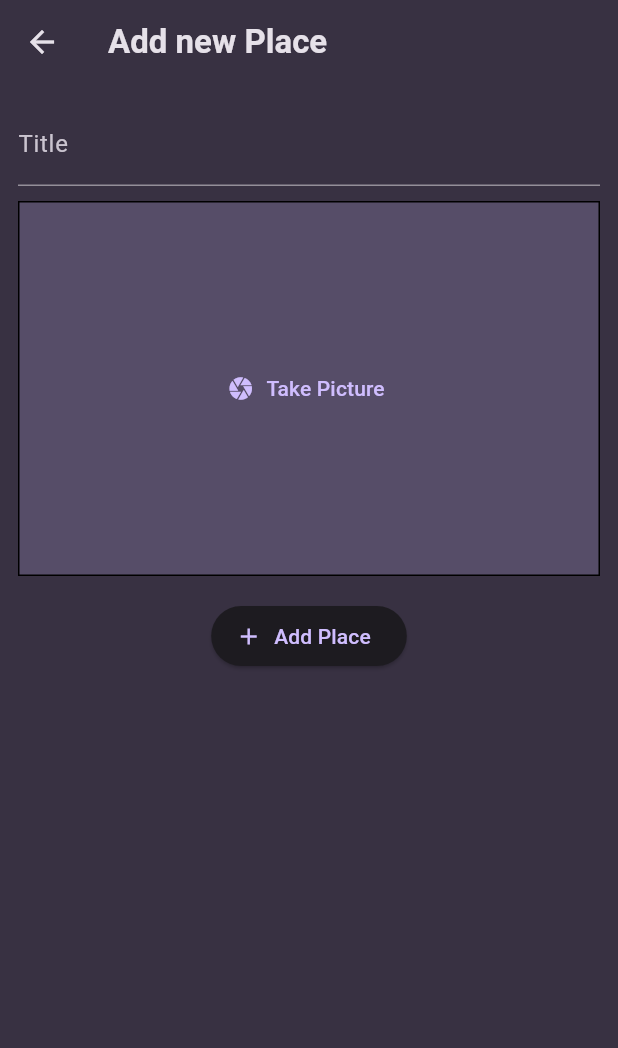
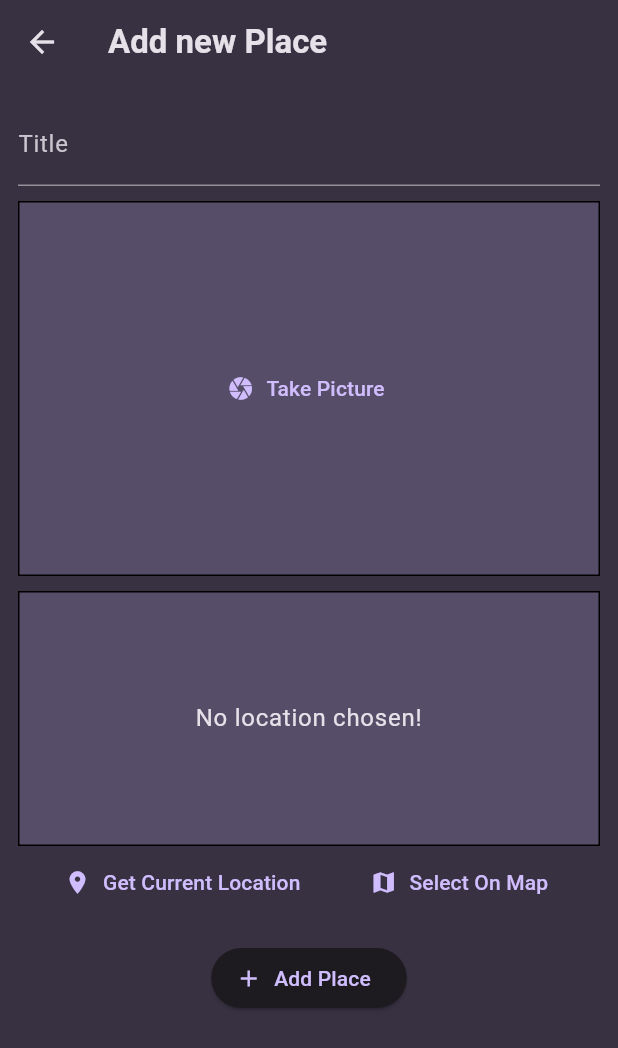
Before and after one commit to DHRUVGARG535/favourite_places, a Flutter app: the AddPlaceScreen screen opened directly, on a phone screen of 412 x 824 dp. Shown: the top 1048 px of the screen. Run offline on Flutter 3.47's test engine with Material 3 defaults, Android fonts, the phone set to English and light mode, and no system bars; our stand-ins replace flutter_riverpod, google_fonts, image_picker, location.

Commit message:
adding location to app

```diff
--- a/lib/screens/add_place.dart
+++ b/lib/screens/add_place.dart
@@ -1,6 +1,9 @@
+import 'dart:io';
+
 import 'package:favourite_places/models/place.dart';
 import 'package:favourite_places/provider/new_item_provider.dart';
 import 'package:favourite_places/widgets/image_input.dart';
+import 'package:favourite_places/widgets/location_input.dart';
 import 'package:flutter/material.dart';
 import 'package:flutter_riverpod/flutter_riverpod.dart';
 
@@ -12,18 +15,21 @@ class AddPlaceScreen extends ConsumerStatefulWidget {
 }
 
 class _AppPlaceScreenState extends ConsumerState<AddPlaceScreen> {
+  File? _selectedImage;
   final titleContoller = TextEditingController();
 
   void _savePlace() {
     final enteredText = titleContoller.text;
 
-    if (enteredText.isEmpty) {
+    if (enteredText.isEmpty || _selectedImage == null) {
       return;
     }
 
     ref
         .read(favouriteProvider.notifier)
-        .addFavouritePalce(Place(title: titleContoller.text));
+        .addFavouritePalce(
+          Place(title: titleContoller.text, image: _selectedImage!),
+        );
 
     Navigator.pop(context);
   }
@@ -50,7 +56,13 @@ class _AppPlaceScreenState extends ConsumerState<AddPlaceScreen> {
               style: TextStyle(color: Theme.of(context).colorScheme.onSurface),
             ),
             SizedBox(height: 10),
-            ImageInput(),
+            ImageInput(
+              onPickImage: (image) {
+                _selectedImage = image;
+              },
+            ),
+            SizedBox(height: 10),
+            LocationInput(),
             SizedBox(height: 16),
 
             ElevatedButton.icon(
--- a/lib/screens/places.dart
+++ b/lib/screens/places.dart
@@ -25,7 +25,10 @@ class PlacesScreen extends ConsumerWidget {
           ),
         ],
       ),
-      body: PlacesList(placesList: placesList),
+      body: Padding(
+        padding: const EdgeInsets.all(8.0),
+        child: PlacesList(placesList: placesList),
+      ),
     );
   }
 }
--- a/lib/widgets/image_input.dart
+++ b/lib/widgets/image_input.dart
@@ -4,7 +4,8 @@ import 'package:flutter/material.dart';
 import 'package:image_picker/image_picker.dart';
 
 class ImageInput extends StatefulWidget {
-  const ImageInput({super.key});
+  const ImageInput({super.key, required this.onPickImage});
+  final void Function(File) onPickImage;
 
   @override
   State<ImageInput> createState() => _ImageInputState();
@@ -27,6 +28,8 @@ class _ImageInputState extends State<ImageInput> {
     setState(() {
       _selectedImage = File(pickedImage.path);
     });
+
+    widget.onPickImage(_selectedImage!);
   }
 
   @override
--- /dev/null
+++ b/lib/widgets/location_input.dart
@@ -0,0 +1,110 @@
+import 'dart:convert';
+
+import 'package:flutter/material.dart';
+import 'package:location/location.dart';
+import 'package:http/http.dart' as http;
+
+class LocationInput extends StatefulWidget {
+  const LocationInput({super.key});
+
+  @override
+  State<LocationInput> createState() {
+    return _LocationInputState();
+  }
+}
+
+class _LocationInputState extends State<LocationInput> {
+  Location? _pickedLocation;
+  var _isGettingLocation = false;
+
+  void _getCurrentLocation() async {
+    Location location = Location();
+
+    bool serviceEnabled;
+    PermissionStatus permissionGranted;
+    LocationData locationData;
+
+    serviceEnabled = await location.serviceEnabled();
+    if (!serviceEnabled) {
+      serviceEnabled = await location.requestService();
+      if (!serviceEnabled) {
+        return;
+      }
+    }
+
+    permissionGranted = await location.hasPermission();
+    if (permissionGranted == PermissionStatus.denied) {
+      permissionGranted = await location.requestPermission();
+      if (permissionGranted != PermissionStatus.granted) {
+        return;
+      }
+    }
+    setState(() {
+      _isGettingLocation = true;
+    });
+
+    locationData = await location.getLocation();
+
+    final lat = locationData.latitude;
+    final lng = locationData.longitude;
+
+    final url = Uri.parse('https://maps.googleapis.com/maps/api/geocode/json?latlng=$lat,$lng&key=AIzaSyA6YeZ0Br3kX7L3ZgZM4QRjGFmtSamV77w')
+    final respose = await http.get(url);
+    final resData = json.decode(respose.body);
+
+    final address = resData['results'][0]['formatted_address'];
+
+
+    setState(() {
+      _isGettingLocation = false;
+    });
+
+
+  }
+
+  @override
+  Widget build(BuildContext context) {
+    Widget previewContent = Text(
+      'No location chosen!',
+      style: Theme.of(context).textTheme.bodyLarge!.copyWith(
+        color: Theme.of(context).colorScheme.onSurface,
+      ),
+      textAlign: TextAlign.center,
+    );
+
+    if (_isGettingLocation) {
+      previewContent = CircularProgressIndicator();
+    }
+
+    return Column(
+      children: [
+        Container(
+          alignment: Alignment.center,
+          decoration: BoxDecoration(
+            border: Border.all(width: 1),
+            color: Theme.of(context).colorScheme.primary.withValues(alpha: 0.2),
+          ),
+
+          height: 170,
+          width: double.infinity,
+          child: previewContent,
+        ),
+        Row(
+          mainAxisAlignment: MainAxisAlignment.spaceEvenly,
+          children: [
+            TextButton.icon(
+              onPressed: _getCurrentLocation,
+              label: Text('Get Current Location'),
+              icon: Icon(Icons.location_on),
+            ),
+            TextButton.icon(
+              onPressed: () {},
+              label: Text('Select On Map'),
+              icon: Icon(Icons.map),
+            ),
+          ],
+        ),
+      ],
+    );
+  }
+}
--- a/lib/widgets/places_list.dart
+++ b/lib/widgets/places_list.dart
@@ -24,6 +24,9 @@ class PlacesList extends StatelessWidget {
       itemCount: placesList.length,
       itemBuilder:
           (ctx, index) => ListTile(
+            leading: CircleAvatar(
+              backgroundImage: FileImage(placesList[index].image),
+            ),
             title: Text(
               placesList[index].title,
               style: Theme.of(context).textTheme.titleMedium!.copyWith(
--- a/pubspec.yaml
+++ b/pubspec.yaml
@@ -38,6 +38,8 @@ dependencies:
   flutter_riverpod: ^2.6.1
   uuid: ^4.5.1
   image_picker: ^1.1.2
+  location: ^8.0.0
+  http: ^1.4.0
 
 dev_dependencies:
   flutter_test:
```
Also changed, not shown: lib/screens/place_detail.dart (+9 -7 lines), pubspec.lock, 3 other files.
